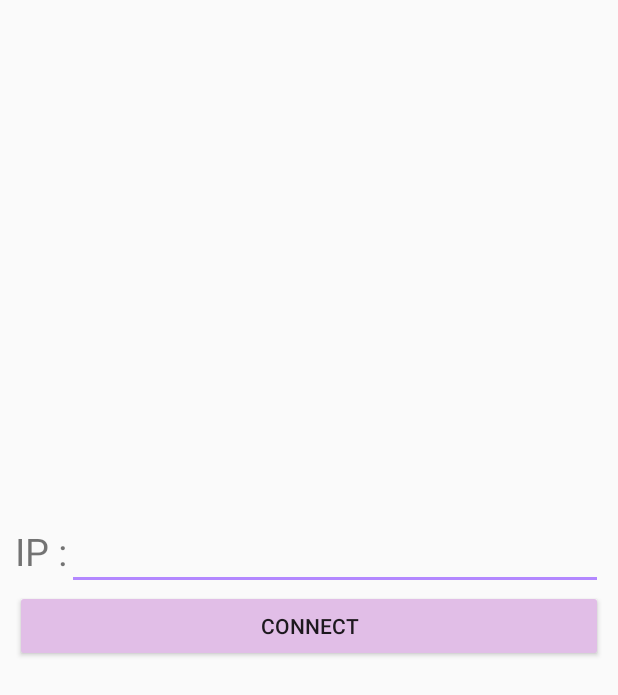
After one commit to gur1747/mju_2019Summer_CapstoneDesign_Drone-CCTV, an Android app: the SocketActivity screen opened directly, with no data from a screen before it, on a phone screen of 412 x 824 dp. The commit adds this screen. Shown: the top 695 px of the screen. Run offline under Robolectric (Android 15) with nearby library versions, the phone set to English and light mode, and no system bars.

Commit message:
socket
tcp socket comunication

```diff
--- a/android_App/app/src/main/AndroidManifest.xml
+++ b/android_App/app/src/main/AndroidManifest.xml
@@ -35,9 +35,7 @@
         <activity android:name=".MainActivity"/>
         <activity android:name=".SendMessageActivity"/>
         <activity android:name=".SettingActivity"/>
-        <activity android:name=".GalleryActivity">
-        </activity>
-
+        <activity android:name=".SocketActivity"/>
         <service android:name=".NotificationService"
 
             android:enabled="true"/>
--- a/android_App/app/src/main/java/com/example/catch4u/SettingActivity.java
+++ b/android_App/app/src/main/java/com/example/catch4u/SettingActivity.java
@@ -16,7 +16,7 @@ public class SettingActivity extends AppCompatActivity {
     protected void onCreate(final Bundle savedInstanceState) {
         super.onCreate(savedInstanceState);
         setContentView(R.layout.activity_settings);
-        editText = findViewById(R.id.ip);
+        editText = findViewById(R.id.ipedit);
         bt_save = findViewById(R.id.bt_save);
 
         //저장되어 있는 값을 가져와서 editText에 표시한다.
--- a/android_App/app/src/main/java/com/example/catch4u/SplashActivity.java
+++ b/android_App/app/src/main/java/com/example/catch4u/SplashActivity.java
@@ -10,7 +10,7 @@ public class SplashActivity extends AppCompatActivity {
         super.onCreate(savedInstanceState);
 
         try{
-            Thread.sleep(3000); //대기초 설정
+            Thread.sleep(1000); //대기초 설정
         }catch(InterruptedException e){
             e.printStackTrace();
         }
--- a/android_App/app/src/main/res/layout/activity_settings.xml
+++ b/android_App/app/src/main/res/layout/activity_settings.xml
@@ -23,7 +23,7 @@
         app:layout_constraintTop_toTopOf="parent" />
 
     <EditText
-        android:id="@+id/ip"
+        android:id="@+id/ipedit"
         android:layout_width="wrap_content"
         android:layout_height="wrap_content"
         android:layout_marginBottom="70dp"
--- /dev/null
+++ b/android_App/app/src/main/res/layout/socket.xml
@@ -0,0 +1,59 @@
+<?xml version="1.0" encoding="utf-8"?>
+<RelativeLayout xmlns:android="http://schemas.android.com/apk/res/android"
+    xmlns:app="http://schemas.android.com/apk/res-auto"
+    xmlns:tools="http://schemas.android.com/tools"
+    android:layout_width="match_parent"
+    android:layout_height="match_parent"
+    android:backgroundTint="#D1C4E9"
+    android:orientation="vertical"
+    android:padding="15px"
+    tools:context=".SocketActivity">
+
+    <LinearLayout
+        android:id="@+id/linearLayout"
+        android:layout_width="match_parent"
+        android:layout_height="wrap_content"
+        android:layout_centerInParent="true"
+        android:orientation="vertical">
+        <!--android:layout_centerInParent="true"-->
+
+        <LinearLayout
+            android:layout_width="match_parent"
+            android:layout_height="wrap_content"
+            android:layout_centerInParent="true">
+
+            <TextView
+                android:layout_width="wrap_content"
+                android:layout_height="wrap_content"
+                android:text="IP :"
+                android:textSize="25dp"
+                tools:text="IP    :" />
+
+            <EditText
+                android:id="@+id/ipedit"
+                android:layout_width="match_parent"
+                android:layout_height="wrap_content"
+                android:ems="10" />
+        </LinearLayout>
+
+        <LinearLayout
+            android:layout_width="match_parent"
+            android:layout_height="wrap_content"
+            android:orientation="horizontal">
+
+            <Button
+                android:id="@+id/connect_btn"
+                android:layout_width="wrap_content"
+                android:layout_height="wrap_content"
+                android:layout_weight="1"
+                android:backgroundTint="#E1BEE7"
+                android:text="CONNECT" />
+        </LinearLayout>
+
+        <TextView
+            android:id="@+id/show_text"
+            android:layout_width="wrap_content"
+            android:layout_height="wrap_content"
+            android:textSize="25dp" />
+    </LinearLayout>
+</RelativeLayout>
--- a/android_App/app/src/main/res/values/colors.xml
+++ b/android_App/app/src/main/res/values/colors.xml
@@ -1,7 +1,7 @@
 <?xml version="1.0" encoding="utf-8"?>
 <resources>
     <color name="colorPrimary">#B3E5FC</color>
-    <color name="colorPrimaryDark">#01080C</color>
+    <color name="colorPrimaryDark">#1601080C</color>
     <color name="colorAccent">#B388FF</color>
     <color name="colord">#110429</color>
 </resources>
--- a/android_App/app/src/main/res/values/strings.xml
+++ b/android_App/app/src/main/res/values/strings.xml
@@ -3,5 +3,6 @@
     <string name="app_name">Catch4U</string>
     <string name="drawer_open">drawer open</string>
     <string name="drawer_close">drawer close</string>
+    <string name="_112">112 신고</string>
 
 </resources>
```
Also changed, not shown: android_App/app/src/main/java/com/example/catch4u/GalleryActivity.java (deleted, +0 -20 lines), android_App/app/src/main/java/com/example/catch4u/MainActivity.java (+23 -62 lines), android_App/app/src/main/java/com/example/catch4u/SocketActivity.java (added, +223 -0 lines), android_App/app/src/main/res/layout/activity_main.xml (+19 -16 lines), android_App/app/src/main/res/layout/gall.xml (deleted, +0 -53 lines), android_App/app/src/main/res/layout/nav_header_main.xml (+15 -11 lines), android_App/app/src/main/res/menu/menu.xml (+7 -1 lines), android_App/app/src/main/res/drawable/danger.png (added), 2 other files.
